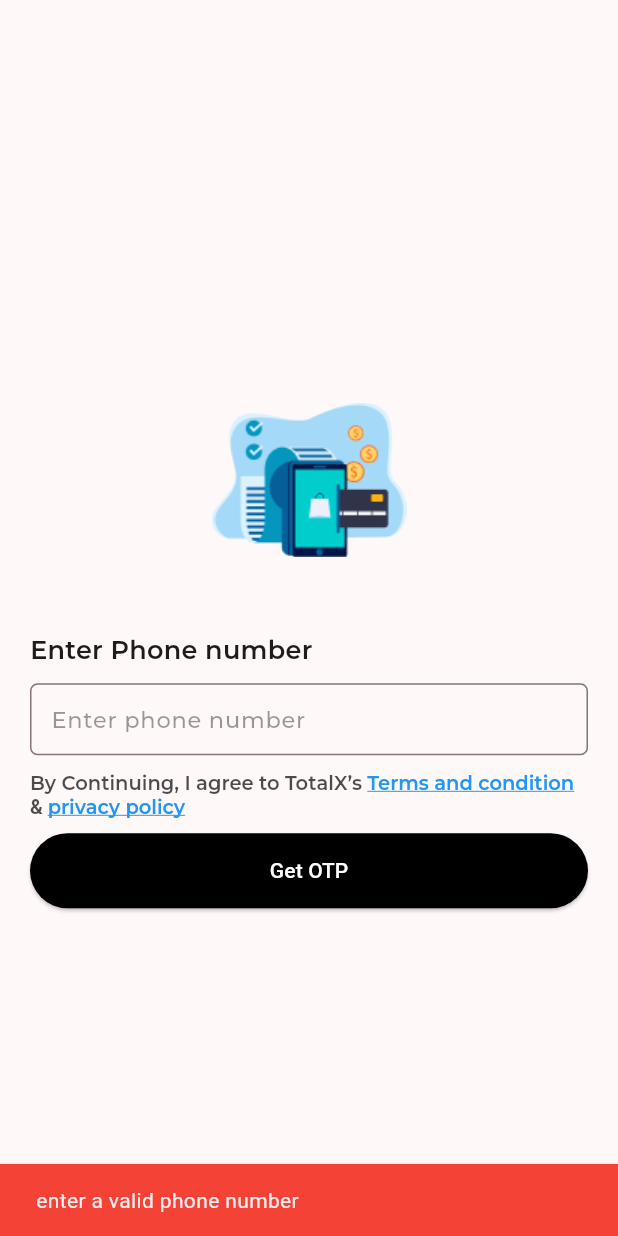
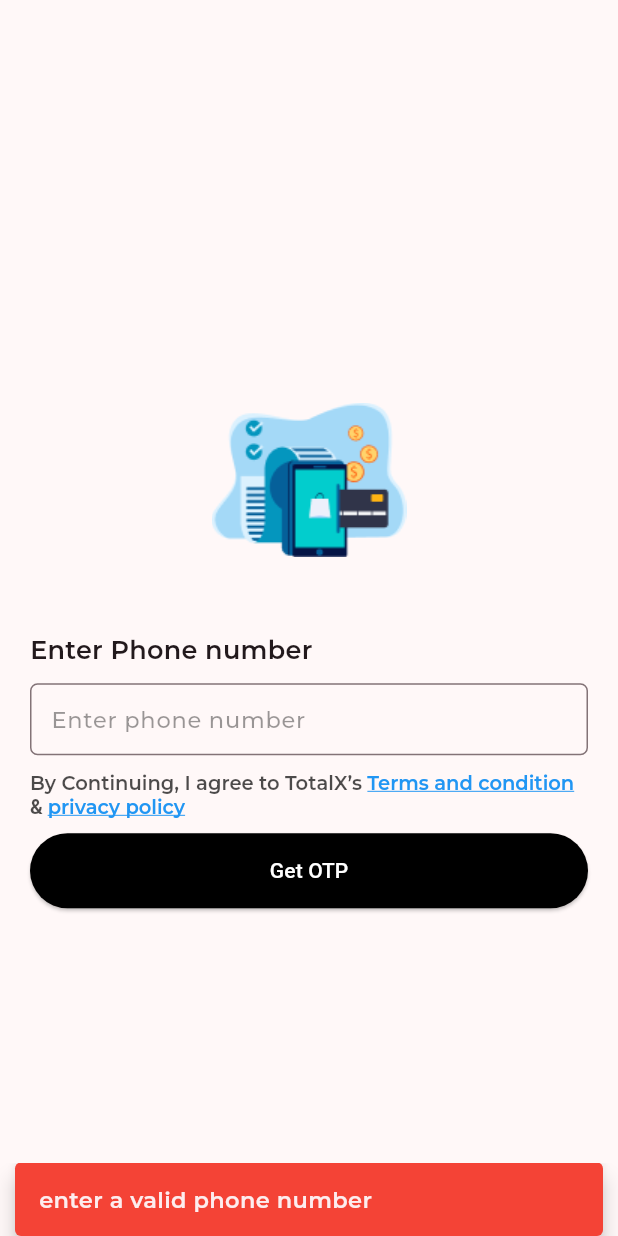
Before and after one commit to Nihalmullungal/totalx, a Flutter app: the screen it shows after launch, after a tap on "Get OTP", on a phone screen of 412 x 824 dp. Run offline on Flutter 3.47's test engine with Material 3 defaults, Android fonts, the phone set to English and light mode, and no system bars; our stand-ins replace animated_text_kit, cloud_firestore, firebase_auth, firebase_core, firebase_storage, flutter_bloc and 4 more; accounts and stored records are empty; project files that could hold a hidden picture were left out.

Commit message:
after finish

```diff
--- a/lib/application/homescreen_bloc/homescreen_event.dart
+++ b/lib/application/homescreen_bloc/homescreen_event.dart
@@ -1,3 +1,5 @@
+import 'package:cloud_firestore/cloud_firestore.dart';
+
 abstract class HomeScreenEvent {}
 
 class LogoutClickedEvent extends HomeScreenEvent {}
@@ -16,6 +18,11 @@ class ImageNotAddedEvent extends HomeScreenEvent {}
 
 class SaveClickedEvent extends HomeScreenEvent {}
 
+class ShowUserEvent extends HomeScreenEvent {
+  final List<QueryDocumentSnapshot<Map<String, dynamic>>> val;
+  ShowUserEvent({required this.val});
+}
+
 class SearchEvent extends HomeScreenEvent {}
 
 class SortClickedEvent extends HomeScreenEvent {
--- a/lib/application/homescreen_bloc/homescreen_state.dart
+++ b/lib/application/homescreen_bloc/homescreen_state.dart
@@ -18,6 +18,8 @@ class SaveClickedState extends HomeScreenState {}
 
 class UploadDoneState extends HomeScreenState {}
 
+class ShowUserState extends HomeScreenState {}
+
 class SearchState extends HomeScreenState {}
 
 class SortClickedState extends HomeScreenState {}
--- a/lib/application/login_bloc/login_event.dart
+++ b/lib/application/login_bloc/login_event.dart
@@ -2,14 +2,34 @@ abstract class LoginEvent {}
 
 class NumberNotValidEvent extends LoginEvent {}
 
-class GetOtpClickedEvent extends LoginEvent {}
+class GetOtpClickedEvent extends LoginEvent {
+  final bool isGetOtpPage;
+
+  GetOtpClickedEvent({required this.isGetOtpPage});
+}
+
+class GetOtpFailedEvent extends LoginEvent {}
 
 class GetOtpSentEvent extends LoginEvent {}
 
-class OtpTimerRunningEvent extends LoginEvent {}
+class OtpTimerRunningEvent extends LoginEvent {
+  final int timer;
+  final bool isResend;
+
+  OtpTimerRunningEvent({
+    required this.timer,
+    required this.isResend,
+  });
+}
+
+class ResendOtpSentEvent extends LoginEvent {}
 
 class OtpTimerFinishedEvent extends LoginEvent {}
 
 class ResendOtpClickedEvent extends LoginEvent {}
 
+class WrongOtpClickedEvent extends LoginEvent {}
+
 class SubmitOtpClickedEvent extends LoginEvent {}
+
+class SubmitOtpClickedSuccessEvent extends LoginEvent {}
--- a/lib/application/login_bloc/login_state.dart
+++ b/lib/application/login_bloc/login_state.dart
@@ -18,4 +18,8 @@ class LoginLoadingState extends LoginState {}
 
 class ResendOtpClickedState extends LoginState {}
 
+class ResendOtpSentState extends LoginState {}
+
+class WrongOtpClickedState extends LoginState {}
+
 class SubmitOtpClickedState extends LoginState {}
--- a/lib/presentation/common/custom_snacbar.dart
+++ b/lib/presentation/common/custom_snackbar.dart
@@ -1,14 +1,16 @@
 import 'package:flutter/material.dart';
 import 'package:totalx/presentation/common/font_theme.dart';
 
-customSnackBar(BuildContext ctx, String message, bool isSuccess) {
+customSnackBar(BuildContext ctx, String message, bool isSuccess, bool isAdd) {
   ScaffoldMessenger.of(ctx).showSnackBar(
     SnackBar(
       behavior: SnackBarBehavior.floating,
       margin: EdgeInsets.only(
-          bottom: (MediaQuery.of(ctx).size.height -
-                  MediaQuery.of(ctx).viewInsets.bottom) -
-              160,
+          bottom: isAdd
+              ? (MediaQuery.of(ctx).size.height -
+                      MediaQuery.of(ctx).viewInsets.bottom) -
+                  160
+              : 0,
           left: 10,
           right: 10),
       content: Text(
--- a/lib/presentation/common/font_theme.dart
+++ b/lib/presentation/common/font_theme.dart
@@ -40,6 +40,11 @@ class FontTheme {
       fontSize: 14,
       fontWeight: FontWeight.w600,
       color: Colors.red);
+  static TextStyle logout = const TextStyle(
+      fontFamily: "Montserrat",
+      fontSize: 14,
+      fontWeight: FontWeight.w600,
+      color: Colors.green);
   static TextStyle resend = const TextStyle(
       fontFamily: "Montserrat",
       fontSize: 14,
--- a/lib/presentation/home_screen/widgets/home_screen/home_sort_modal.dart
+++ b/lib/presentation/home_screen/widgets/home_screen/home_sort_modal.dart
@@ -1,5 +1,3 @@
-import 'dart:developer';
-
 import 'package:flutter/material.dart';
 import 'package:flutter_bloc/flutter_bloc.dart';
 import 'package:totalx/application/homescreen_bloc/homescreen_bloc.dart';
--- a/lib/presentation/home_screen/widgets/list view/list_view_image.dart
+++ b/lib/presentation/home_screen/widgets/list view/list_view_image.dart
@@ -6,6 +6,10 @@ class ListViewImage extends StatelessWidget {
 
   @override
   Widget build(BuildContext context) {
-    return CircleAvatar(radius: 40, backgroundImage: NetworkImage(image));
+    return CircleAvatar(
+      radius: 40,
+      foregroundImage: NetworkImage(image),
+      backgroundImage: const AssetImage("assets/images/1user.png"),
+    );
   }
 }
--- a/lib/presentation/login_screen/otp_verifaication_screen/widgets/otp_field.dart
+++ b/lib/presentation/login_screen/otp_verifaication_screen/widgets/otp_field.dart
@@ -1,5 +1,3 @@
-import 'dart:developer';
-
 import 'package:flutter/material.dart';
 import 'package:flutter_bloc/flutter_bloc.dart';
 import 'package:otp_text_field/otp_field.dart';
--- a/lib/presentation/login_screen/widgets/login_button.dart
+++ b/lib/presentation/login_screen/widgets/login_button.dart
@@ -3,6 +3,7 @@ import 'package:flutter_bloc/flutter_bloc.dart';
 import 'package:totalx/application/login_bloc/login_bloc.dart';
 import 'package:totalx/application/login_bloc/login_event.dart';
 import 'package:totalx/application/login_bloc/login_state.dart';
+import 'package:totalx/presentation/common/custom_snackbar.dart';
 import 'package:totalx/presentation/home_screen/home_screen.dart';
 import 'package:totalx/presentation/login_screen/otp_verifaication_screen/otp_verifiaction_screen.dart';
 
@@ -19,6 +20,7 @@ class LoginButton extends StatelessWidget {
       child: BlocConsumer<LoginBloc, LoginState>(
         listener: (contex, state) {
           if (state is GetOtpSentState) {
+            customSnackBar(context, "OTP sent", true, false);
             Navigator.of(context).pushAndRemoveUntil(
               MaterialPageRoute(
                   builder: (context) => const OtpVerificationScreen()),
@@ -26,15 +28,17 @@ class LoginButton extends StatelessWidget {
             );
           }
           if (state is SubmitOtpClickedState) {
+            customSnackBar(context, "Login Succesfully", true, false);
             Navigator.of(context).pushAndRemoveUntil(
                 MaterialPageRoute(builder: (context) => const HomeScreen()),
                 (route) => false);
           }
           if (state is NumberNotValidState) {
-            ScaffoldMessenger.of(context).showSnackBar(const SnackBar(
-              content: Text("enter a valid phone number"),
-              backgroundColor: Colors.red,
-            ));
+            customSnackBar(context, "enter a valid phone number", false, false);
+          } else if (state is WrongOtpClickedState) {
+            customSnackBar(context, "wrong OTP", false, false);
+          } else if (state is GetOtpFailedEvent) {
+            customSnackBar(context, "failed to get OTP", false, false);
           }
         },
         builder: (context, state) {
@@ -45,12 +49,19 @@ class LoginButton extends StatelessWidget {
           } else {
             return ElevatedButton(
               onPressed: () async {
-                BlocProvider.of<LoginBloc>(context).phoneCont.text.length == 10
-                    ? BlocProvider.of<LoginBloc>(context).add(isGetOtp
-                        ? GetOtpClickedEvent()
-                        : SubmitOtpClickedEvent())
+                isGetOtp
+                    ? BlocProvider.of<LoginBloc>(context)
+                                .phoneCont
+                                .text
+                                .trim()
+                                .length ==
+                            10
+                        ? BlocProvider.of<LoginBloc>(context)
+                            .add(GetOtpClickedEvent(isGetOtpPage: isGetOtp))
+                        : BlocProvider.of<LoginBloc>(context)
+                            .add(NumberNotValidEvent())
                     : BlocProvider.of<LoginBloc>(context)
-                        .add(NumberNotValidEvent());
+                        .add(SubmitOtpClickedEvent());
               },
               style: ElevatedButton.styleFrom(
                   minimumSize: const Size.fromHeight(50),
```
Also changed, not shown: lib/application/homescreen_bloc/homescreen_bloc.dart (+30 -4 lines), lib/application/login_bloc/login_bloc.dart (+63 -16 lines), lib/presentation/home_screen/widgets/custom_dialog.dart (added, +58 -0 lines), lib/presentation/home_screen/widgets/home_screen/home_listview.dart (+11 -31 lines), lib/presentation/home_screen/widgets/modal_sheet/custom_app_bar.dart (+10 -3 lines), lib/presentation/home_screen/widgets/modal_sheet/modal_button.dart (+5 -5 lines), lib/presentation/login_screen/otp_verifaication_screen/widgets/otp_resend.dart (+9 -5 lines).
